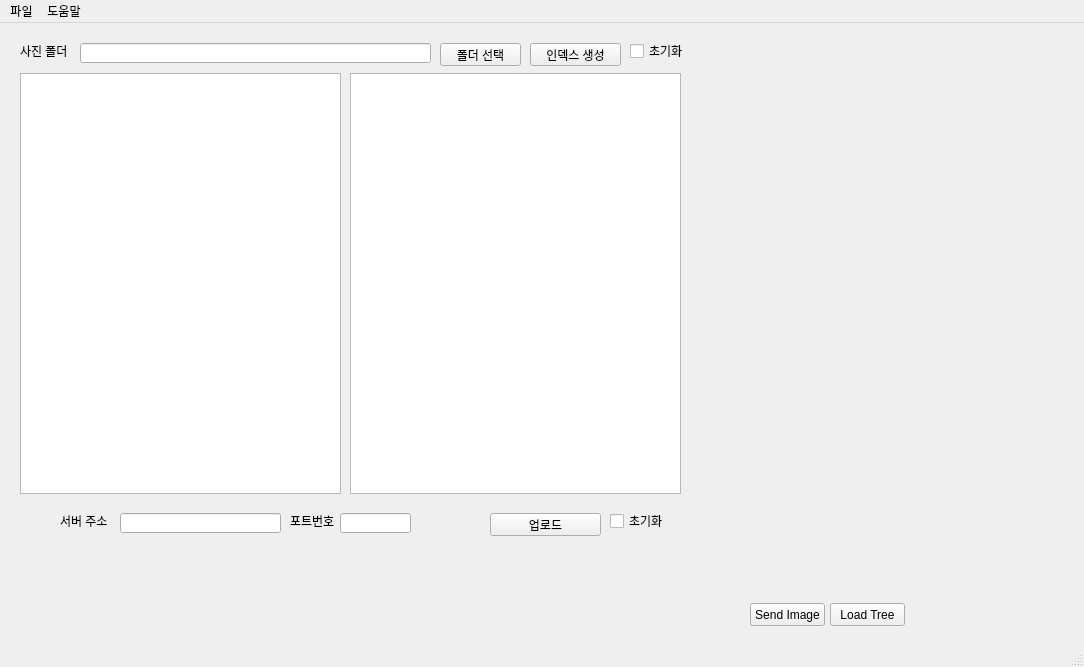
This is DolfinSync.ui in jikhanjung/dolfinserver as Qt 5 draws it before an edit. The edited form follows.
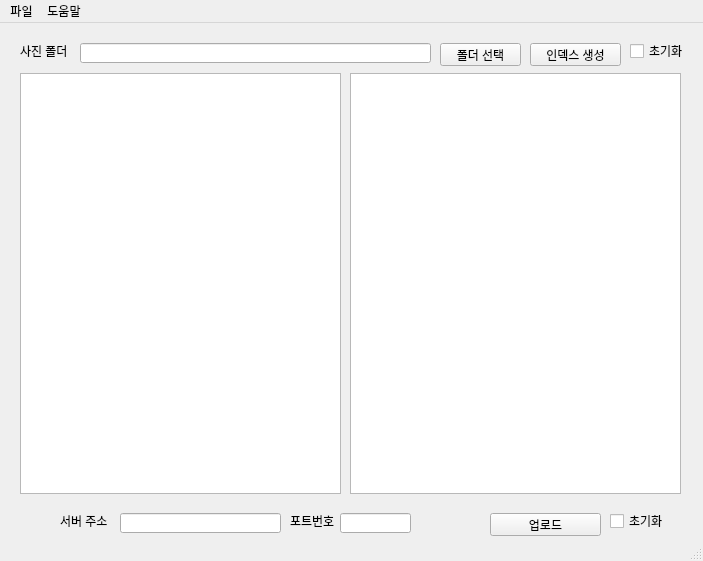
This is the edited form.

What changed in the file:
```diff
--- a/DolfinSync.ui
+++ b/DolfinSync.ui
@@ -6,8 +6,8 @@
    <rect>
     <x>0</x>
     <y>0</y>
-    <width>1084</width>
-    <height>667</height>
+    <width>703</width>
+    <height>561</height>
    </rect>
   </property>
   <property name="windowTitle">
@@ -206,7 +206,7 @@
     <rect>
      <x>0</x>
      <y>0</y>
-     <width>1084</width>
+     <width>703</width>
      <height>21</height>
     </rect>
    </property>
```
Left out of the diff: 13 changed lines with no effect on the pictures.
